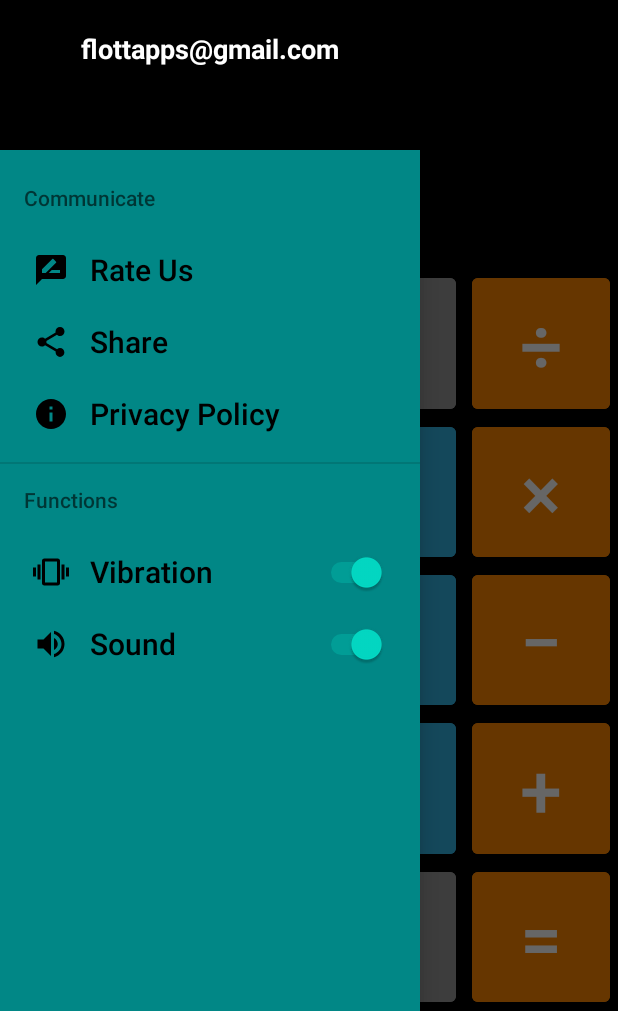
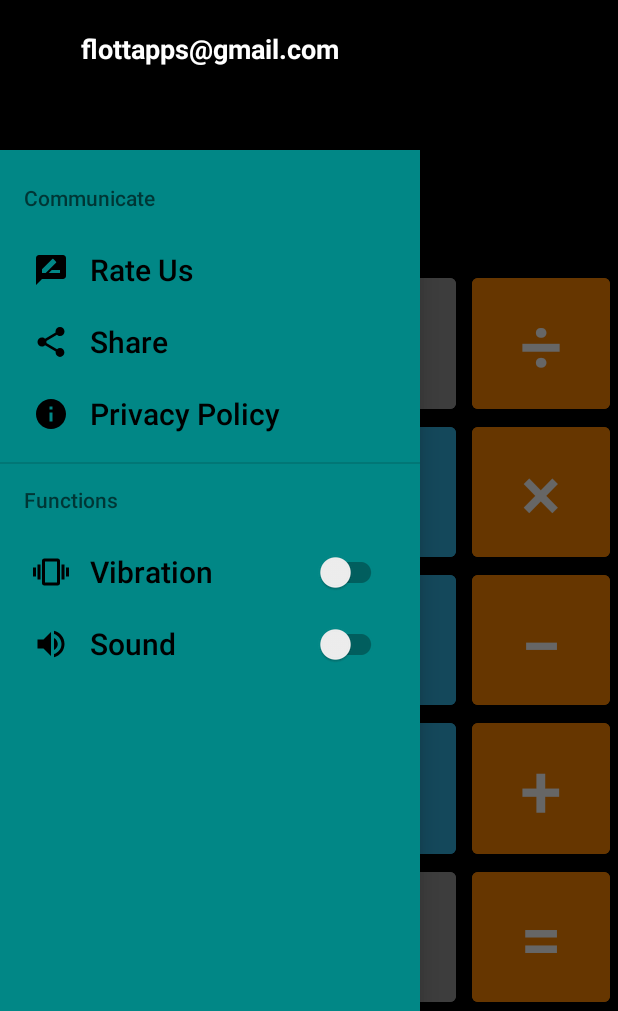
Before and after one commit to FedericoBruni/Calculadora, an Android app: the screen it shows after launch (MainActivity), in the side drawer, after a tap on "Vibration", on a phone screen of 412 x 824 dp, the part 225-1236 px from its top. Run offline under Robolectric (Android 15) with nearby library versions, the phone set to English and light mode, and no system bars; our stand-ins replace AdMob; pictures from the network do not load; 1 statement that could not run was skipped.

Commit message:
Agregados listeners de los switchs del Navigation Drawer

```diff
--- a/app/src/main/java/com/example/calculadora/MainActivity.kt
+++ b/app/src/main/java/com/example/calculadora/MainActivity.kt
@@ -5,19 +5,13 @@ import android.content.ActivityNotFoundException
 import android.content.Context
 import android.content.Intent
 import android.media.MediaPlayer
-import android.media.effect.Effect
 import android.net.Uri
 import android.os.*
-import android.provider.MediaStore
 import android.view.Gravity
-import android.view.MenuItem
-import android.view.View
-import android.widget.Button
-import android.widget.TextView
-import android.widget.Toast
+import android.widget.*
 import androidx.appcompat.app.ActionBarDrawerToggle
 import androidx.appcompat.app.AppCompatActivity
-import androidx.core.view.GravityCompat
+import androidx.appcompat.widget.SwitchCompat
 import androidx.drawerlayout.widget.DrawerLayout
 import com.google.android.gms.ads.AdRequest
 import com.google.android.gms.ads.AdView
@@ -27,25 +21,29 @@ import com.google.android.gms.ads.interstitial.InterstitialAdLoadCallback
 import com.google.android.material.navigation.NavigationView
 import java.math.BigDecimal
 import java.math.RoundingMode
-import kotlin.time.measureTime
-
 
 class MainActivity : AppCompatActivity() {
-
-    private val operations = listOf("×", "÷", "+", "−")
+    val ADDITION = "+"
+    val SUBTRACT = "-" //−
+    val MULTIPLY = "×"
+    val DIVISION = "÷"
+    private val operations = listOf("×", "÷", "+", "-")
     private var operationFree = true
     private var pointFree = true
     private var count = 0
     private var interAd : InterstitialAd? = null
+    private var vibration = false
+    private var sound = false
     private lateinit var toggle : ActionBarDrawerToggle
     private lateinit var equation : TextView
     private lateinit var result : TextView
     private lateinit var drawerLayout : DrawerLayout
     private lateinit var mediaPlayer : MediaPlayer
+    @SuppressLint("UseSwitchCompatOrMaterialCode")
     override fun onCreate(savedInstanceState: Bundle?) {
         super.onCreate(savedInstanceState)
         setContentView(R.layout.activity_main)
-        mediaPlayer = MediaPlayer.create(this, R.raw.button_sound);
+        mediaPlayer = MediaPlayer.create(this, R.raw.button_sound)
         setListeners()
         startAds()
 
@@ -56,16 +54,42 @@ class MainActivity : AppCompatActivity() {
         drawerLayout.addDrawerListener(toggle)
         toggle.syncState()
         supportActionBar?.setDisplayHomeAsUpEnabled(true)
+
         navView.setNavigationItemSelectedListener {
-            when(it.itemId){
+            when(it.itemId) {
                 R.id.nav_rate_us -> rateUsButtonListener()
                 R.id.nav_share -> Toast.makeText(applicationContext, "Share", Toast.LENGTH_SHORT).show()
                 R.id.nav_about_us -> aboutUsButtonListener()
             }
             true
         }
+        setNavigationDrawerSwitchListeners(navView)
+
     }
-    fun vibrate(){
+
+    private fun setNavigationDrawerSwitchListeners(navView: NavigationView) {
+        val soundItem = navView.menu.findItem(R.id.sound)
+        val soundSwitch = soundItem.actionView as SwitchCompat
+        soundSwitch.isChecked = false
+        val vibrationItem = navView.menu.findItem(R.id.vibrate)
+        val vibrationSwitch = vibrationItem.actionView as SwitchCompat
+        vibrationSwitch.isChecked = false
+        soundSwitch.setOnClickListener { setSwitchListener(soundSwitch, "sound") }
+        vibrationSwitch.setOnClickListener { setSwitchListener(vibrationSwitch, "vibration") }
+    }
+
+
+    private fun setSwitchListener(switch: SwitchCompat, feature: String){
+        if (feature == "vibration") vibration = switch.isChecked else sound = switch.isChecked
+        Toast.makeText(applicationContext, "Vibration: $vibration\nSound: $sound", Toast.LENGTH_SHORT).show()
+    }
+
+    private fun vibrateSound(){
+        if (vibration) vibrate()
+        if (sound) mediaPlayer.start()
+    }
+
+    private fun vibrate(){
         val vib = if (Build.VERSION.SDK_INT >= Build.VERSION_CODES.S) {
             val vibratorManager =
                 getSystemService(Context.VIBRATOR_MANAGER_SERVICE) as VibratorManager
@@ -88,15 +112,6 @@ class MainActivity : AppCompatActivity() {
         } else {
             super.onBackPressed()
         }
-
-//        val vibrator = getSystemService(Context.VIBRATOR_SERVICE) as Vibrator
-//        if (vibrator.hasVibrator()) { // Vibrator availability checking
-//            if (Build.VERSION.SDK_INT >= Build.VERSION_CODES.O) {
-//                vibrator.vibrate(VibrationEffect.createOneShot(500, VibrationEffect.DEFAULT_AMPLITUDE)) // New vibrate method for API Level 26 or higher
-//            } else {
-//                vibrator.vibrate(500) // Vibrate method for below API Level 26
-//            }
-//        }
     }
 
     private fun rateUsButtonListener(){
@@ -132,12 +147,12 @@ class MainActivity : AppCompatActivity() {
     }
 
     // Funciona como el onClickListener para el drawer navigation bar. NO funciona si se desliza, sólo cuando se clickea.
-    override fun onOptionsItemSelected(item: MenuItem): Boolean {
-        count ++
-        Toast.makeText(applicationContext, "Clicked $count times.", Toast.LENGTH_SHORT).show()
-        checkCount()
-        return toggle.onOptionsItemSelected(item)
-    }
+//    override fun onOptionsItemSelected(item: MenuItem): Boolean {
+//        count ++
+//        Toast.makeText(applicationContext, "Clicked $count times.", Toast.LENGTH_SHORT).show()
+//        checkCount()
+//        return toggle.onOptionsItemSelected(item)
+//    }
 
     private fun checkCount() {
         if (count == 5){
@@ -151,6 +166,7 @@ class MainActivity : AppCompatActivity() {
     }
 
     private fun operatorOnClickListener(btn: Button, subtractButton: Button){
+        vibrateSound()
         if (operationFree) {
             if (equation.text == "") {
                 if ((btn != subtractButton) && (result.text == "")) return
@@ -160,40 +176,48 @@ class MainActivity : AppCompatActivity() {
             operationFree = false
             pointFree = true
         }
+
     }
 
     private fun numberButtonOnClickListener(btn: Button, zeroButton: Button) {
+        vibrateSound()
         if (btn == zeroButton) {
             if (equation.text.isEmpty()) return
         }
         concatenateNumbers(btn.text.toString())
-        vibrate()
-        mediaPlayer.start()
+
     }
 
     private fun pointButtonOnClickListener(btn: Button){
+        vibrateSound()
         if (pointFree) {
             concatenateNumbers(btn.text.toString())
             operationFree = false
             pointFree = false
         }
+
     }
 
     private fun clearButtonOnClickListener(){
+        vibrateSound()
         cleanEquation()
         pointFree = true
         operationFree = true
+
     }
 
     private fun equalsButtonOnClickListener(){
+        vibrateSound()
         if (operationFree && equation.text != ""){
             checkPoint()
             solveEquation()
         }
         pointFree = true
+
     }
 
     private fun deleteButtonOnClickListener(){
+        vibrateSound()
         if (equation.text.isEmpty()){
             return//@setOnClickListener
         }
@@ -223,6 +247,7 @@ class MainActivity : AppCompatActivity() {
             Toast.makeText(this, "juju 4", Toast.LENGTH_SHORT).show()
         }
         equation.text = nuevaEcuacion
+
     }
 
     private fun checkPoint() : Boolean{
@@ -372,10 +397,10 @@ class MainActivity : AppCompatActivity() {
         lateinit var res: BigDecimal
         val zeroBigDecimal = BigDecimal(0)
         when(operator) {
-            "+" -> res = n1.add(n2)
-            "−" -> res = n1.subtract(n2)
-            "×" -> res = n1.multiply(n2)
-            "÷" -> res = if (n2 == zeroBigDecimal) zeroBigDecimal else n1.divide(n2, 10, RoundingMode.HALF_UP)
+            ADDITION -> res = n1.add(n2)
+            SUBTRACT -> res = n1.subtract(n2)
+            MULTIPLY -> res = n1.multiply(n2)
+            DIVISION -> res = if (n2 == zeroBigDecimal) zeroBigDecimal else n1.divide(n2, 10, RoundingMode.HALF_UP)
         }
         return removeLeftZeros(removeRightZeros(res.toString()))
     }
@@ -411,10 +436,10 @@ class MainActivity : AppCompatActivity() {
 
     private fun operatorOrder(operator: String): Int {
         when (operator){
-            "−" -> return 0
-            "+" -> return 0
-            "÷" -> return 1
-            "×" -> return 2
+            SUBTRACT -> return 0
+            ADDITION -> return 0
+            DIVISION -> return 1
+            MULTIPLY -> return 2
         }
         return -1
     }
--- a/app/src/main/res/layout/activity_main.xml
+++ b/app/src/main/res/layout/activity_main.xml
@@ -197,7 +197,8 @@
             android:layout_marginStart="5dp"
             android:layout_marginEnd="5dp"
             android:backgroundTint="@android:color/holo_orange_dark"
-            android:text="−"
+            android:text="-"
+            android:textScaleX="1.6"
             android:textSize="50sp"
             ads:layout_constraintBottom_toTopOf="@+id/gl_h_2"
             ads:layout_constraintEnd_toEndOf="parent"
--- a/app/src/main/res/layout/widgets.xml
+++ b/app/src/main/res/layout/sound_switch_layout.xml
@@ -3,12 +3,14 @@
     android:layout_width="match_parent"
     android:layout_height="match_parent">
     <Switch
+        android:id="@+id/switch_sound"
         xmlns:android="http://schemas.android.com/apk/res/android"
         xmlns:tools="http://schemas.android.com/tools"
         android:layout_width="wrap_content"
         android:layout_height="match_parent"
         android:checked="true"
         tools:targetApi="ICE_CREAM_SANDWICH"
+
         />
 
 </RelativeLayout>
--- a/app/src/main/res/menu/nav_menu.xml
+++ b/app/src/main/res/menu/nav_menu.xml
@@ -34,7 +34,7 @@
                 android:id="@+id/vibrate"
                 android:title="Vibration"
                 android:icon="@drawable/ic_baseline_vibration_24"
-                app:actionLayout="@layout/widgets">
+                app:actionViewClass="androidx.appcompat.widget.SwitchCompat">
 
             </item>
 
@@ -42,7 +42,7 @@
                 android:id="@+id/sound"
                 android:title="Sound"
                 android:icon="@drawable/ic_baseline_volume_up_24"
-                app:actionLayout="@layout/widgets">
+                app:actionViewClass="androidx.appcompat.widget.SwitchCompat">
 
             </item>
         </menu>
```
Also changed, not shown: app/src/main/res/layout/vibrate_switch_layout.xml (added, +9 -0 lines).
